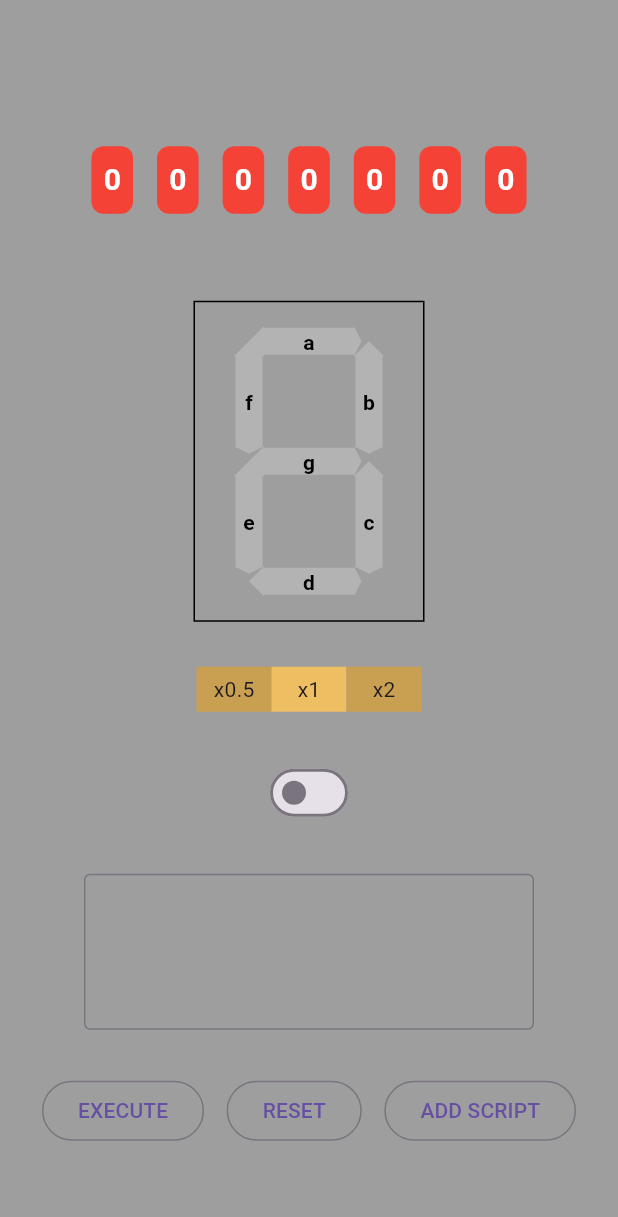
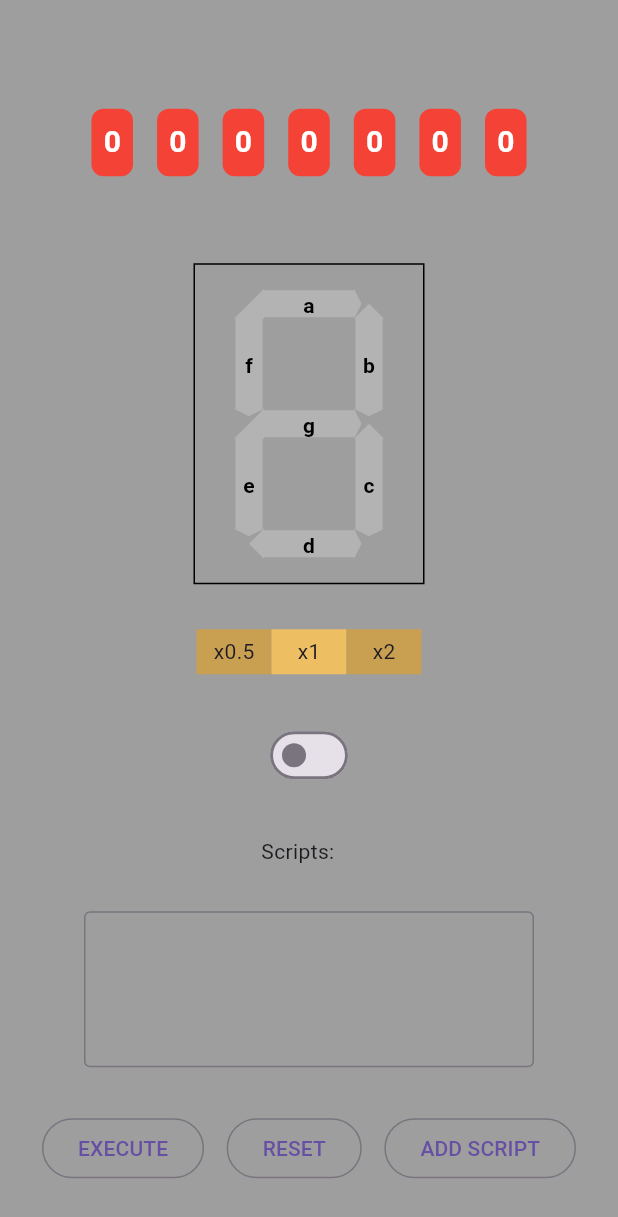
Before and after one commit to App-Akademie/seven_segment_display, a Flutter app: the screen it shows after launch, on a phone screen of 412 x 824 dp. Shown: the top 1217 px of the screen. Run offline on Flutter 3.47's test engine with Material 3 defaults, Android fonts, the light colour scheme and no system bars.

Commit message:
littele design update

```diff
--- a/lib/seven_segment_display/presentation/seven_segment_display_page.dart
+++ b/lib/seven_segment_display/presentation/seven_segment_display_page.dart
@@ -36,11 +36,6 @@ class _SevenSegmentDisplayPageState extends State<SevenSegmentDisplayPage> {
                   padding: const EdgeInsets.all(16.0),
                   decoration: BoxDecoration(border: Border.all()),
                   child: const Digit()),
-              Column(
-                children: segmentController.scripts.map((model) {
-                  return Text(model.scriptName);
-                }).toList(),
-              )
             ],
           ),
           const SizedBox(height: 30),
@@ -52,6 +47,14 @@ class _SevenSegmentDisplayPageState extends State<SevenSegmentDisplayPage> {
               segmentController.changeLoopStatus(value);
             },
           ),
+          const SizedBox(height: 30),
+          Row(mainAxisAlignment: MainAxisAlignment.center, children: [
+            const Text("Scripts:"),
+            const SizedBox(width: 15),
+            ...segmentController.scripts.map((model) {
+              return Text("${model.scriptName},");
+            }),
+          ]),
           const SizedBox(height: 30),
           Center(
             child: SizedBox(
```
